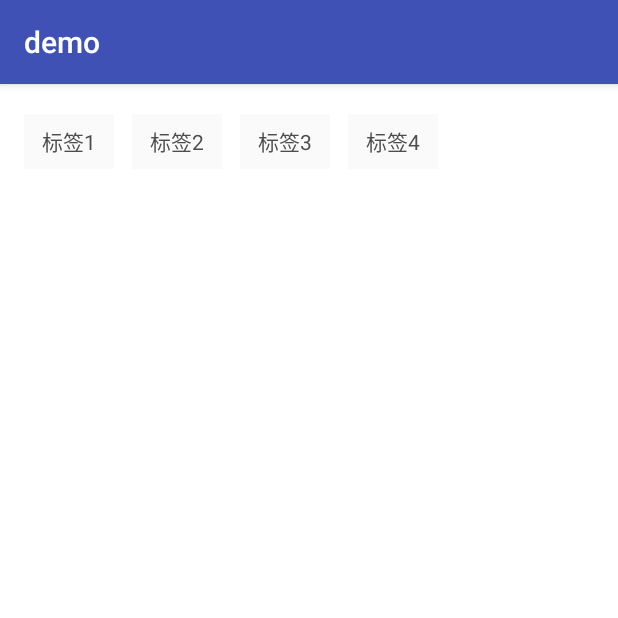
After one commit to tik5213/common-util, an Android app: the FlowLayoutTestActivity screen opened directly, with no data from a screen before it, on a phone screen of 412 x 824 dp, the top half of it. The commit adds this screen. Run offline under Robolectric (Android 15) with nearby library versions, the phone set to English and light mode, and no system bars; libraries missing offline, so code that uses them is left out: top.ftas.dunit.

Commit message:
添加 AnimationForMinIconUtil 添加 FlowLayout

```diff
--- a/demo/build.gradle
+++ b/demo/build.gradle
@@ -44,4 +44,6 @@ dependencies {
 
     //    自定义 RatingBar 可以设置星星之间的距离
     api 'com.github.ome450901:SimpleRatingBar:1.4.2'
+
+    api project(':util')
 }
--- a/demo/src/main/AndroidManifest.xml
+++ b/demo/src/main/AndroidManifest.xml
@@ -4,6 +4,7 @@
 
     <application
         android:allowBackup="true"
+        android:name="top.ftas.demo.application.MyApplication"
         android:icon="@mipmap/ic_launcher"
         android:label="@string/app_name"
         android:roundIcon="@mipmap/ic_launcher_round"
@@ -21,6 +22,7 @@
         <activity android:name="top.ftas.demo.TabLayoutCustomViewDemoActivity" />
         <activity android:name="top.ftas.demo.inputdemo.HealthWriteInfoActivity" />
         <activity android:name="top.ftas.demo.animation.evaluate.EvaluateUnfoldedViewTestActivity" />
+        <activity android:name="top.ftas.demo.flowlayout.FlowLayoutTestActivity" />
     </application>
 
 </manifest>
--- /dev/null
+++ b/demo/src/main/java/top/ftas/demo/application/MyApplication.java
@@ -0,0 +1,17 @@
+package top.ftas.demo.application;
+
+import android.app.Application;
+
+import top.ftas.util.TipUtil;
+
+/**
+ * @author tik5213 (yangb@dxy.cn)
+ * @since 2018-09-17 11:50
+ */
+public class MyApplication extends Application{
+    @Override
+    public void onCreate() {
+        super.onCreate();
+        TipUtil.setApplicationContext(this);
+    }
+}
--- /dev/null
+++ b/demo/src/main/java/top/ftas/demo/flowlayout/FlowLayout.java
@@ -0,0 +1,297 @@
+package top.ftas.demo.flowlayout;
+
+import android.content.Context;
+import android.content.res.TypedArray;
+import android.util.AttributeSet;
+import android.view.View;
+import android.view.ViewGroup;
+
+import java.util.ArrayList;
+import java.util.List;
+
+import cn.ftas.demo.R;
+
+
+/**
+ * Created by ybf326 on 17/4/19.
+ */
+
+public class FlowLayout extends ViewGroup{
+
+	/**
+	 * 存储行的集合，管理行
+	 */
+	private List<Line> mLines = new ArrayList<>();
+
+	/**
+	 * 水平和竖起的间距
+	 */
+	private float vertical_space;
+	private float horizontal_space;
+
+	private boolean split_space;
+
+	/**
+	 * 当前行
+	 */
+	private Line mCurrentLine;
+
+	/**
+	 * 行的最大宽度，除去边距的宽度
+	 */
+	private int mMaxWidth;
+
+	private int mShowLine = Integer.MAX_VALUE;
+
+	private int mCurrentVisibleLastItemIndex;
+
+	private OnStateChangeListener mOnStateChangeListener;
+
+	public FlowLayout(Context context){
+		this(context,null);
+	}
+
+	public FlowLayout(Context context, AttributeSet attrs){
+		super(context,attrs);
+
+		//获取自定义属性
+		TypedArray array = context.obtainStyledAttributes(attrs, R.styleable.FlowLayout);
+		horizontal_space = array.getDimension(R.styleable.FlowLayout_width_space,0);
+		vertical_space = array.getDimension(R.styleable.FlowLayout_height_space,0);
+		split_space = array.getBoolean(R.styleable.FlowLayout_split_space,false);
+		array.recycle();
+	}
+
+	private void addViewToCurrentLine(int index,View view){
+		mCurrentLine.addView(view);
+		mCurrentVisibleLastItemIndex = index;
+	}
+
+	public int getCurrentVisibleItemCount() {
+		return mCurrentVisibleLastItemIndex + 1;
+	}
+
+	public boolean isAllItemVisible(){
+		return getCurrentVisibleItemCount() == getChildCount();
+	}
+
+	public int getCurrentLineSize(){
+		return mLines.size();
+	}
+
+	@Override
+	protected void onMeasure(int widthMeasureSpec, int heightMeasureSpec) {
+		mCurrentVisibleLastItemIndex = 0;
+		//每次测量之前都清空集合
+		mLines.clear();
+		mCurrentLine = null;
+
+		//获取总宽度
+		int width = MeasureSpec.getSize(widthMeasureSpec);
+		//计算最大的宽度
+		mMaxWidth = width - getPaddingLeft() - getPaddingRight();
+
+		//测量子视图
+		//遍历获取子视图
+		int childCount = getChildCount();
+		int line = 0;
+		for (int i = 0;i < childCount; i++){
+			View childView = getChildAt(i);
+			//测量子视图
+			measureChild(childView,widthMeasureSpec,heightMeasureSpec);
+
+			//测量完需要将子视图添加到行
+			if (mCurrentLine == null){
+				line = 1;
+				if (line > mShowLine){
+					break;
+				}
+				//初次添加第一个子视图
+				mCurrentLine = new Line(mMaxWidth,horizontal_space);
+
+				//添加子视图
+				addViewToCurrentLine(i,childView);
+				//添加行
+				mLines.add(mCurrentLine);
+			}else {
+				//行中有子视图的时候，判断能否继续添加
+				if (mCurrentLine.canAddView(childView)){
+					//继续往该行里添加
+					addViewToCurrentLine(i,childView);
+				}else {
+					line++;
+					if (line > mShowLine){
+						break;
+					}
+					//添加到下一行
+					mCurrentLine = new Line(mMaxWidth,horizontal_space);
+					addViewToCurrentLine(i,childView);
+					mLines.add(mCurrentLine);
+				}
+			}
+		}
+
+
+		//测量下自己
+		//测量自己只需要计算高度，宽度肯定会被填充满的
+		int height = getPaddingTop() + getPaddingBottom();
+		for (int i = 0;i < mLines.size(); i++){
+			//所有行的调试
+			height = height + mLines.get(i).mHeight;
+		}
+
+		//所有竖直的间距
+		height = (int) (height + (mLines.size() - 1) * vertical_space);
+
+		//测量
+		setMeasuredDimension(width,height);
+
+		if (mOnStateChangeListener != null) {
+			mOnStateChangeListener.onMeasured(this);
+		}
+
+	}
+
+	@Override
+	protected void onLayout(boolean changed, int l, int t, int r, int b) {
+		//这里只负责高度的位置，具体的宽度和子视图位置让具体的行去管理
+		l = getPaddingLeft();
+		t = getPaddingTop();
+
+		for (int i = 0; i < mLines.size(); i++){
+			//获取行
+			Line line = mLines.get(i);
+			//管理
+			line.layout(t,l);
+
+			//更新高度
+			t = t + line.mHeight;
+			if (i != mLines.size() - 1){
+				//不是最后一行就添加行间距
+				t += vertical_space;
+			}
+		}
+	}
+
+	public interface OnStateChangeListener {
+	    void onMeasured(FlowLayout flowLayout);
+	}
+
+	public void setOnStateChangeListener(OnStateChangeListener onStateChangeListener) {
+		mOnStateChangeListener = onStateChangeListener;
+	}
+
+	public void setShowLine(int showLine) {
+		mShowLine = showLine;
+	}
+
+	/**
+	 * 行管理类，管理每一行的视图
+	 */
+	public class Line {
+		//定义一个行的集合来存放子View
+		private List<View> mViews = new ArrayList<>();
+		//行的最大宽度
+		private int mMaxWidth;
+		//行中已经使用的宽度
+		private int mUsedWidth;
+		//行的高度
+		private int mHeight;
+		//子视图之间的距离
+		private float mSpace;
+
+		//通过构造器初始化最大宽度和边距
+		public Line(int maxWidth,float horizontalSpace){
+			mMaxWidth = maxWidth;
+			mSpace = horizontalSpace;
+		}
+
+		/**
+		 * 往集合里添加子视图
+		 * @param view
+		 */
+		public void addView(View view){
+			int childWidth = view.getMeasuredWidth();
+			int childHeight = view.getMeasuredHeight();
+
+			//更新行的使用宽度和高度
+			if (mViews.size() == 0){
+				//集合里没有子视图时
+				if (childWidth > mMaxWidth){
+					mUsedWidth = mMaxWidth;
+					mHeight = childHeight;
+				}else {
+					mUsedWidth = childWidth;
+					mHeight = childHeight;
+				}
+			}else {
+				//集合中有子视图时
+				mUsedWidth = (int) (mUsedWidth + childWidth + mSpace);
+				mHeight = childHeight > mHeight ? childHeight : mHeight;
+			}
+
+			//添加子视图到集合中
+			mViews.add(view);
+		}
+
+		/**
+		 * 判断当前的行是否能添加子视图
+		 */
+		public boolean canAddView(View view){
+			//集合里没有数据可以添加
+			if (mViews.size() == 0){
+				return true;
+			}
+
+			if (view.getMeasuredWidth() > (mMaxWidth - mUsedWidth - mSpace)){
+				return false;
+			}
+
+			//默认可以添加
+			return true;
+		}
+
+		/**
+		 * 指定子视图的显示位置
+		 * @param t 距顶部的距离
+		 * @param l 距左边的距离
+		 */
+		public void layout(int t,int l){
+			int avg = 0;
+			if (split_space){
+				//平分剩下的空间
+				avg = (mMaxWidth - mUsedWidth) / mViews.size();
+			}
+
+			//循环指定子视图位置
+			for (View view : mViews){
+				//获取宽高
+				int measuredWidth = view.getMeasuredWidth();
+				int measuredHeight = view.getMeasuredHeight();
+
+				if (split_space){
+					//重新测量
+					view.measure(MeasureSpec.makeMeasureSpec(measuredWidth + avg,MeasureSpec.EXACTLY),
+							MeasureSpec.makeMeasureSpec(measuredHeight,MeasureSpec.EXACTLY)
+					);
+					//重新获取宽度值
+					measuredWidth = view.getMeasuredWidth();
+				}
+
+				int top = t;
+				int left = l;
+				int right = measuredWidth + left;
+				int bottom = measuredHeight + top;
+				//指定位置
+				view.layout(left,top,right,bottom);
+
+				//更新数据
+				l = (int) (l + measuredWidth + mSpace);
+			}
+		}
+
+
+
+
+	}
+}
--- /dev/null
+++ b/demo/src/main/java/top/ftas/demo/flowlayout/FlowLayoutTestActivity.java
@@ -0,0 +1,118 @@
+package top.ftas.demo.flowlayout;
+
+import android.content.Context;
+import android.graphics.Color;
+import android.os.Bundle;
+import android.support.annotation.Nullable;
+import android.support.v7.app.AppCompatActivity;
+import android.text.TextUtils;
+import android.view.View;
+import android.widget.ImageView;
+import android.widget.TextView;
+
+import java.util.Random;
+
+import cn.ftas.demo.R;
+import top.ftas.dunit.annotation.DUnit;
+import top.ftas.util.TipUtil;
+import top.ftas.util.anim.AnimationForMinIconUtil;
+import top.ftas.util.size.DisplayUtil;
+
+/**
+ * @author tik5213 (yangb@dxy.cn)
+ * @since 2019-08-15 11:41
+ */
+@DUnit
+public class FlowLayoutTestActivity extends AppCompatActivity {
+    FlowLayout flowLayout;
+    View more_layout;
+    TextView tv_more_view;
+    ImageView iv_more_image;
+    private boolean mIsShowMore;
+    String[] list = new String[]{"标签1","标签2","标签3","标签4","被选中的标签","长长的标签5","长长的长长的长长的标签1","长长的长长的长长的长长的标签2","标签3","长长的长长的长长的长长的标签4","标签5","长长的长长的长长的长长的标签4","标签5"};
+
+    @Override
+    protected void onCreate(@Nullable Bundle savedInstanceState) {
+        super.onCreate(savedInstanceState);
+        setContentView(R.layout.test_flow_layout_activity);
+        flowLayout = findViewById(R.id.flowLayout);
+        more_layout = findViewById(R.id.more_layout);
+        tv_more_view = findViewById(R.id.tv_more_view);
+        iv_more_image = findViewById(R.id.iv_more_image);
+
+
+        int size = new Random().nextInt(list.length) + 1;
+        String[] newList = new String[size];
+        System.arraycopy(list,0,newList,0,size);
+        list = newList;
+
+        flowLayout.removeAllViews();
+        flowLayout.setOnStateChangeListener(new FlowLayout.OnStateChangeListener() {
+            @Override
+            public void onMeasured(FlowLayout flowLayout) {
+                boolean hideMoreButton = flowLayout.isAllItemVisible() && flowLayout.getCurrentLineSize() <= 2;
+                more_layout.setVisibility(hideMoreButton ? View.GONE : View.VISIBLE);
+            }
+        });
+
+        flowLayout.setShowLine(mIsShowMore ? Integer.MAX_VALUE : 2);
+        for (String tagStr : list) {
+            TextView itemView = createItemView(this, tagStr, "被选中的标签");
+            itemView.setOnClickListener(new View.OnClickListener() {
+                @Override
+                public void onClick(View v) {
+                    TipUtil.toast(tagStr);
+                }
+            });
+            flowLayout.addView(itemView);
+        }
+        flowLayout.requestLayout();
+        more_layout.setOnClickListener(new View.OnClickListener() {
+            @Override
+            public void onClick(View v) {
+                mIsShowMore = !mIsShowMore;
+                AnimationForMinIconUtil.rotateArrow(iv_more_image,mIsShowMore);
+                tv_more_view.setText(mIsShowMore ? "收起" : "展开");
+                flowLayout.setShowLine(mIsShowMore ? Integer.MAX_VALUE : 2);
+                flowLayout.requestLayout();
+            }
+        });
+    }
+
+
+    public static TextView createItemView(Context mContext, String text,String selectedTagText) {
+
+        TextView tagView = new TextView(mContext);
+
+        tagView.setText(text);
+
+        int topOrBottom = DisplayUtil.dip2px(mContext, 8);
+        int leftOrRight = DisplayUtil.dip2px(mContext, 12);
+        tagView.setPadding(leftOrRight, topOrBottom, leftOrRight, topOrBottom);
+
+        tagView.setTextSize(14);
+        tagView.setIncludeFontPadding(false);
+        tagView.setSingleLine();
+        tagView.setMaxEms(7);
+        tagView.setEllipsize(TextUtils.TruncateAt.END);
+        if (text.equals(selectedTagText)) {
+            setSelected(mContext, tagView, true);
+        } else {
+            setSelected(mContext, tagView, false);
+        }
+
+        return tagView;
+    }
+
+    private static void setSelected(Context mContext, TextView tagView, boolean selected) {
+        if (selected) {
+            tagView.setSelected(true);
+            tagView.setTextColor(Color.parseColor("#00c792"));
+            tagView.setBackgroundColor(Color.parseColor("#e5f9f4"));
+        } else {
+            tagView.setSelected(false);
+            tagView.setTextColor(Color.parseColor("#4d4d4d"));
+            tagView.setBackgroundColor(Color.parseColor("#fafafa"));
+        }
+    }
+}
--- a/demo/src/main/java/top/ftas/demo/inputdemo/HealthWriteInfoActivity.java
+++ b/demo/src/main/java/top/ftas/demo/inputdemo/HealthWriteInfoActivity.java
@@ -16,6 +16,6 @@ public class HealthWriteInfoActivity extends AppCompatActivity {
     @Override
     protected void onCreate(@Nullable Bundle savedInstanceState) {
         super.onCreate(savedInstanceState);
-        setContentView(R.layout.app_health_write_info_activity);
+        setContentView(R.layout.test_health_write_info_activity);
     }
 }
--- /dev/null
+++ b/demo/src/main/res/layout/test_flow_layout_activity.xml
@@ -0,0 +1,64 @@
+<?xml version="1.0" encoding="utf-8"?>
+<LinearLayout xmlns:android="http://schemas.android.com/apk/res/android"
+    xmlns:app="http://schemas.android.com/apk/res-auto"
+    xmlns:tools="http://schemas.android.com/tools"
+    android:layout_width="match_parent"
+    android:background="#ffffff"
+    android:layout_height="match_parent"
+    android:orientation="vertical">
+
+    <top.ftas.demo.flowlayout.FlowLayout
+        android:id="@+id/flowLayout"
+        android:layout_width="match_parent"
+        android:layout_height="wrap_content"
+        android:paddingLeft="16dp"
+        android:paddingTop="20dp"
+        android:paddingRight="16dp"
+        android:paddingBottom="10dp"
+        app:height_space="12dp"
+        app:width_space="12dp" />
+
+    <android.support.constraint.ConstraintLayout
+        android:id="@+id/more_layout"
+        android:visibility="gone"
+        tools:visibility="visible"
+        android:layout_width="match_parent"
+        android:layout_height="34dp">
+
+        <View
+            app:layout_constraintLeft_toLeftOf="parent"
+            app:layout_constraintRight_toRightOf="parent"
+            app:layout_constraintTop_toTopOf="parent"
+            app:layout_constraintBottom_toBottomOf="parent"
+            android:id="@+id/v_center"
+            android:layout_width="1px"
+            android:layout_height="1px"
+            android:visibility="invisible"
+            />
+
+        <TextView
+            app:layout_constraintLeft_toLeftOf="@+id/v_center"
+            app:layout_constraintTop_toTopOf="parent"
+            app:layout_constraintBottom_toBottomOf="parent"
+            app:layout_constraintRight_toLeftOf="@+id/iv_more_image"
+            android:id="@+id/tv_more_view"
+            android:layout_width="wrap_content"
+            android:layout_height="wrap_content"
+            android:layout_gravity="center"
+            android:drawablePadding="2dp"
+            android:layout_marginRight="2dp"
+            android:text="展开"
+            android:textColor="@color/black3"
+            android:textSize="12sp" />
+        <ImageView
+            android:id="@+id/iv_more_image"
+            app:layout_constraintLeft_toRightOf="@id/tv_more_view"
+            app:layout_constraintRight_toRightOf="@+id/v_center"
+            app:layout_constraintTop_toTopOf="parent"
+            app:layout_constraintBottom_toBottomOf="parent"
+            android:src="@drawable/ic_expand_down"
+            android:layout_width="wrap_content"
+            android:layout_height="wrap_content" />
+
+    </android.support.constraint.ConstraintLayout>
+</LinearLayout>
--- a/demo/src/main/res/values/colors.xml
+++ b/demo/src/main/res/values/colors.xml
@@ -9,4 +9,5 @@
     <color name="grey6">#cccccc</color>
     <color name="white">#ffffff</color>
     <color name="grey8">#ebebeb</color>
+    <color name="black3">#4d4d4d</color>
 </resources>
--- /dev/null
+++ b/util/src/main/java/top/ftas/util/anim/AnimationForMinIconUtil.java
@@ -0,0 +1,56 @@
+package top.ftas.util.anim;
+
+import android.view.animation.RotateAnimation;
+import android.widget.ImageView;
+
+/**
+ * 小图标常用动画
+ * @author tik5213 (yangb@dxy.cn)
+ * @since 2019-07-24 12:00
+ */
+public class AnimationForMinIconUtil {
+
+
+    /**
+     * 箭头旋转动画
+     * @param arrow 箭头 ImageView
+     * @param toUpState 是否切换到展开状态（箭头向上的状态） true - 切换到展开状态，箭头向上 false - 切换到收起状态，箭头向下
+     */
+    public static void rotateArrow(ImageView arrow, boolean toUpState) {
+        rotateArrow(arrow,toUpState,100);
+    }
+
+    /**
+     * 箭头旋转动画
+     * @param arrow 箭头 ImageView
+     * @param toUpState 是否切换到展开状态（箭头向上的状态） true - 切换到展开状态，箭头向上 false - 切换到收起状态，箭头向下
+     * @param durationMillis 动画持续的时间
+     */
+    public static void rotateArrow(ImageView arrow, boolean toUpState,long durationMillis) {
+        float pivotX;
+        float pivotY;
+        float fromDegrees;
+        float toDegrees;
+
+        pivotX = arrow.getWidth() / 2f;
+        pivotY = arrow.getHeight() / 2f;
+        if (toUpState) {
+            fromDegrees = 0f;
+            toDegrees = 180f;
+        } else {
+            fromDegrees = 180f;
+            toDegrees = 0f;
+        }
+
+        //旋转动画话晒 参数值 旋转的开始角度 旋转的结束角度 pivotX x轴伸缩值
+        RotateAnimation animation = new RotateAnimation(fromDegrees, toDegrees, pivotX, pivotY);
+        //该方法用于设置动画的持续时间，以毫秒为单位
+        animation.setDuration(durationMillis);
+        //设置重复次数
+//        animation.setRepeatCount(int repeatCount);
+        //动画终止时仪在最后一帧
+        animation.setFillAfter(true);
+        //启动动画
+        arrow.startAnimation(animation);
+    }
+}
```
Also changed, not shown: demo/src/main/res/drawable-xhdpi/ic_expand_down.png (added), demo/src/main/res/drawable-xxhdpi/ic_expand_down.png (added), demo/src/main/res/layout/test_health_write_info_activity.xml (renamed from demo/src/main/res/layout/app_health_write_info_activity.xml).
